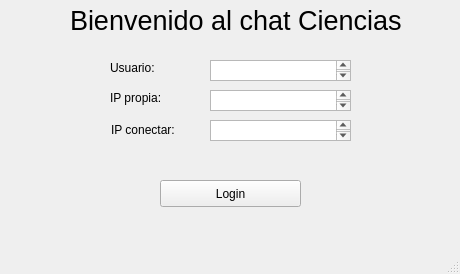
Above: Practica02/GUI/LoginGUI.ui from marcobravociencias/Redes2017 before the change. Below: the same form after it.
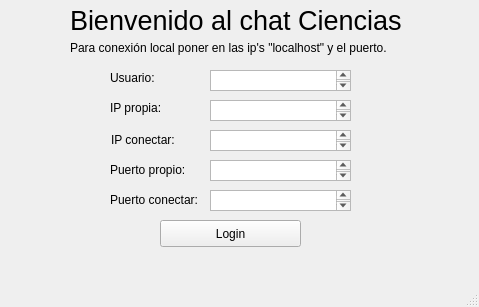
That is the form after the change.

Commit message: Pide puertos para Chat local

Patch:
```diff
--- a/Practica02/GUI/LoginGUI.ui
+++ b/Practica02/GUI/LoginGUI.ui
@@ -6,8 +6,8 @@
    <rect>
     <x>0</x>
     <y>0</y>
-    <width>460</width>
-    <height>274</height>
+    <width>479</width>
+    <height>307</height>
    </rect>
   </property>
   <property name="windowTitle">
@@ -18,7 +18,7 @@
     <property name="geometry">
      <rect>
       <x>160</x>
-      <y>180</y>
+      <y>220</y>
       <width>141</width>
       <height>27</height>
      </rect>
@@ -49,7 +49,7 @@
     <property name="geometry">
      <rect>
       <x>110</x>
-      <y>60</y>
+      <y>70</y>
       <width>52</width>
       <height>15</height>
      </rect>
@@ -62,7 +62,7 @@
     <property name="geometry">
      <rect>
       <x>110</x>
-      <y>90</y>
+      <y>100</y>
       <width>52</width>
       <height>15</height>
      </rect>
@@ -75,7 +75,7 @@
     <property name="geometry">
      <rect>
       <x>210</x>
-      <y>60</y>
+      <y>70</y>
       <width>141</width>
       <height>21</height>
      </rect>
@@ -85,7 +85,7 @@
     <property name="geometry">
      <rect>
       <x>210</x>
-      <y>90</y>
+      <y>100</y>
       <width>141</width>
       <height>21</height>
      </rect>
@@ -95,7 +95,7 @@
     <property name="geometry">
      <rect>
       <x>210</x>
-      <y>120</y>
+      <y>130</y>
       <width>141</width>
       <height>21</height>
      </rect>
@@ -105,7 +105,7 @@
     <property name="geometry">
      <rect>
       <x>111</x>
-      <y>120</y>
+      <y>130</y>
       <width>71</width>
       <height>20</height>
      </rect>
@@ -114,6 +114,65 @@
      <string>IP conectar:</string>
     </property>
    </widget>
+   <widget class="QLabel" name="tex_puerto">
+    <property name="geometry">
+     <rect>
+      <x>110</x>
+      <y>160</y>
+      <width>91</width>
+      <height>20</height>
+     </rect>
+    </property>
+    <property name="text">
+     <string>Puerto propio:</string>
+    </property>
+   </widget>
+   <widget class="QTextEdit" name="text_puerto">
+    <property name="geometry">
+     <rect>
+      <x>210</x>
+      <y>160</y>
+      <width>141</width>
+      <height>21</height>
+     </rect>
+    </property>
+   </widget>
+   <widget class="QLabel" name="tex_puerto_2">
+    <property name="geometry">
+     <rect>
+      <x>110</x>
+      <y>190</y>
+      <width>91</width>
+      <height>20</height>
+     </rect>
+    </property>
+    <property name="text">
+     <string>Puerto conectar:</string>
+    </property>
+   </widget>
+   <widget class="QTextEdit" name="text_puerto_2">
+    <property name="geometry">
+     <rect>
+      <x>210</x>
+      <y>190</y>
+      <width>141</width>
+      <height>21</height>
+     </rect>
+    </property>
+   </widget>
+   <widget class="QLabel" name="label">
+    <property name="geometry">
+     <rect>
+      <x>70</x>
+      <y>40</y>
+      <width>341</width>
+      <height>16</height>
+     </rect>
+    </property>
+    <property name="text">
+     <string>Para conexión local poner en las ip's &quot;localhost&quot; y el puerto.</string>
+    </property>
+   </widget>
   </widget>
   <widget class="QMenuBar" name="menubar">
    <property name="geometry">
```
Left out of the diff: 2 changed lines with no effect on the pictures. The commit also changes 3 other files.
